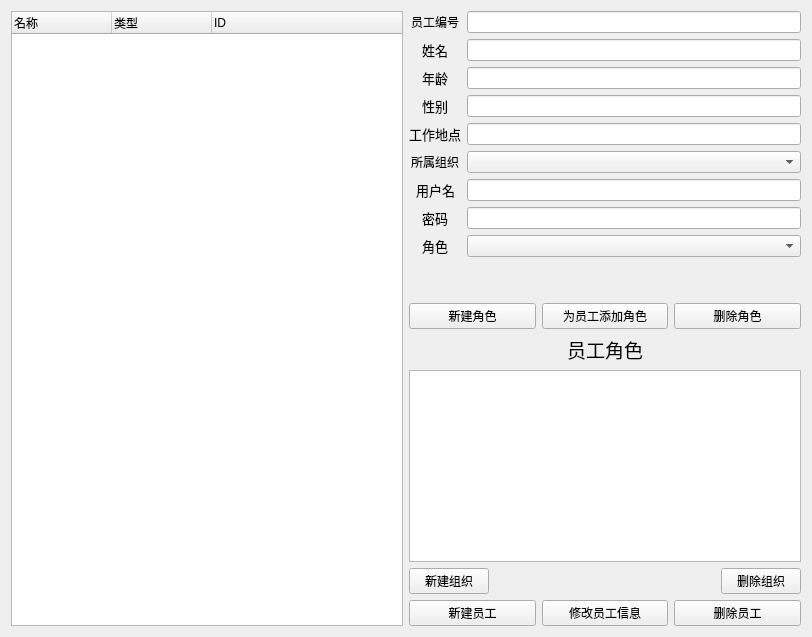
The window that xt/code/ui/Admin.ui (joker20020/ERP) describes before a commit, drawn with Qt 5.
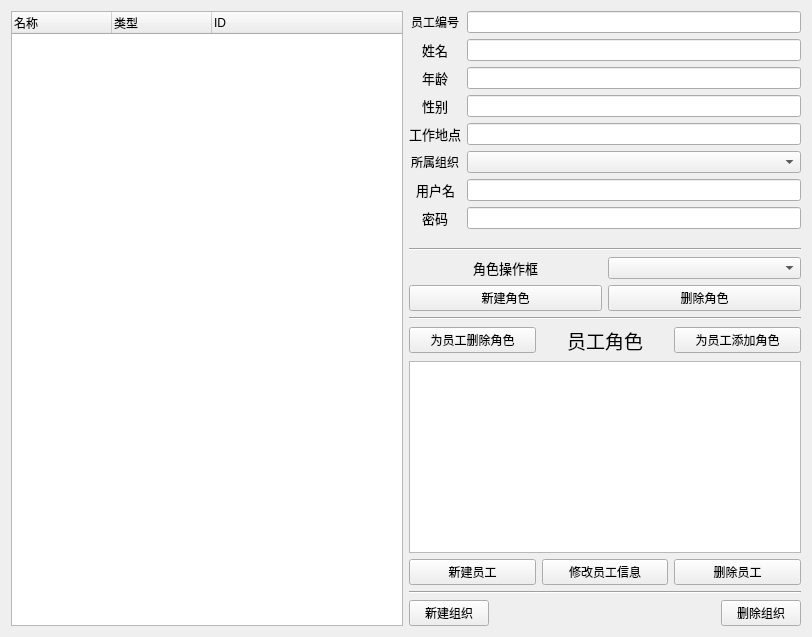
The same window after the commit.

The edit to the form file:
```diff
--- a/xt/code/ui/Admin.ui
+++ b/xt/code/ui/Admin.ui
@@ -41,7 +41,7 @@
     </layout>
    </item>
    <item>
-    <layout class="QVBoxLayout" name="verticalLayout_2" stretch="2,0,0,0,1,1">
+    <layout class="QVBoxLayout" name="verticalLayout_2" stretch="2,0,0,0,0,0,0,0,0,1">
      <item>
       <layout class="QFormLayout" name="formLayout_2">
        <property name="sizeConstraint">
@@ -51,39 +51,49 @@
         <set>Qt::AlignCenter</set>
        </property>
        <item row="1" column="0">
-        <widget class="QLabel" name="workerNameL">
-         <property name="font">
-          <font>
-           <pointsize>10</pointsize>
-          </font>
-         </property>
+        <widget class="QLabel" name="workerIDL">
          <property name="text">
-          <string>姓名</string>
-         </property>
-         <property name="alignment">
-          <set>Qt::AlignCenter</set>
+          <string>员工编号</string>
          </property>
         </widget>
        </item>
        <item row="1" column="1">
-        <widget class="QLineEdit" name="wokerName"/>
+        <widget class="QLineEdit" name="workerID"/>
        </item>
        <item row="2" column="0">
-        <widget class="QLabel" name="workerAgeL">
+        <widget class="QLabel" name="workerNameL">
          <property name="font">
           <font>
            <pointsize>10</pointsize>
           </font>
          </property>
          <property name="text">
-          <string>年龄</string>
+          <string>姓名</string>
+         </property>
+         <property name="alignment">
+          <set>Qt::AlignCenter</set>
          </property>
         </widget>
        </item>
        <item row="2" column="1">
-        <widget class="QLineEdit" name="workerAge_2"/>
+        <widget class="QLineEdit" name="workerName"/>
        </item>
        <item row="3" column="0">
+        <widget class="QLabel" name="workerAgeL">
+         <property name="font">
+          <font>
+           <pointsize>10</pointsize>
+          </font>
+         </property>
+         <property name="text">
+          <string>年龄</string>
+         </property>
+        </widget>
+       </item>
+       <item row="3" column="1">
+        <widget class="QLineEdit" name="workerAge"/>
+       </item>
+       <item row="4" column="0">
         <widget class="QLabel" name="workerGenderL">
          <property name="font">
           <font>
@@ -95,10 +105,10 @@
          </property>
         </widget>
        </item>
-       <item row="3" column="1">
+       <item row="4" column="1">
         <widget class="QLineEdit" name="workerGender"/>
        </item>
-       <item row="4" column="0">
+       <item row="5" column="0">
         <widget class="QLabel" name="workerPlaceL">
          <property name="font">
           <font>
@@ -110,10 +120,20 @@
          </property>
         </widget>
        </item>
-       <item row="4" column="1">
+       <item row="5" column="1">
         <widget class="QLineEdit" name="workerPlace"/>
        </item>
        <item row="6" column="0">
+        <widget class="QLabel" name="workerGroupL">
+         <property name="text">
+          <string>所属组织</string>
+         </property>
+        </widget>
+       </item>
+       <item row="6" column="1">
+        <widget class="QComboBox" name="workerGroup"/>
+       </item>
+       <item row="7" column="0">
         <widget class="QLabel" name="workerUserNameL">
          <property name="font">
           <font>
@@ -125,10 +145,10 @@
          </property>
         </widget>
        </item>
-       <item row="6" column="1">
+       <item row="7" column="1">
         <widget class="QLineEdit" name="workerUserName"/>
        </item>
-       <item row="7" column="0">
+       <item row="9" column="0">
         <widget class="QLabel" name="workerPasswordL">
          <property name="font">
           <font>
@@ -140,10 +160,21 @@
          </property>
         </widget>
        </item>
-       <item row="7" column="1">
+       <item row="9" column="1">
         <widget class="QLineEdit" name="workerPassword"/>
        </item>
-       <item row="8" column="0">
+      </layout>
+     </item>
+     <item>
+      <widget class="Line" name="line_3">
+       <property name="orientation">
+        <enum>Qt::Horizontal</enum>
+       </property>
+      </widget>
+     </item>
+     <item>
+      <layout class="QHBoxLayout" name="horizontalLayout_6">
+       <item>
         <widget class="QLabel" name="workerCharacterL">
          <property name="font">
           <font>
@@ -151,33 +182,16 @@
           </font>
          </property>
          <property name="text">
-          <string>角色</string>
+          <string>角色操作框</string>
+         </property>
+         <property name="alignment">
+          <set>Qt::AlignCenter</set>
          </property>
         </widget>
        </item>
-       <item row="8" column="1">
+       <item>
         <widget class="QComboBox" name="workerCharacter"/>
        </item>
-       <item row="5" column="0">
-        <widget class="QLabel" name="workerGroupL">
-         <property name="text">
-          <string>所属组织</string>
-         </property>
-        </widget>
-       </item>
-       <item row="5" column="1">
-        <widget class="QComboBox" name="workerGroup"/>
-       </item>
-       <item row="0" column="0">
-        <widget class="QLabel" name="workerIDL">
-         <property name="text">
-          <string>员工编号</string>
-         </property>
-        </widget>
-       </item>
-       <item row="0" column="1">
-        <widget class="QLineEdit" name="workerID"/>
-       </item>
       </layout>
      </item>
      <item>
@@ -189,13 +203,6 @@
          </property>
         </widget>
        </item>
-       <item>
-        <widget class="QPushButton" name="characteradd">
-         <property name="text">
-          <string>为员工添加角色</string>
-         </property>
-        </widget>
-       </item>
        <item>
         <widget class="QPushButton" name="characterRemove">
          <property name="text">
@@ -206,23 +213,80 @@
       </layout>
      </item>
      <item>
-      <widget class="QLabel" name="label">
-       <property name="font">
-        <font>
-         <pointsize>14</pointsize>
-        </font>
-       </property>
-       <property name="text">
-        <string>员工角色</string>
-       </property>
-       <property name="alignment">
-        <set>Qt::AlignCenter</set>
+      <widget class="Line" name="line">
+       <property name="orientation">
+        <enum>Qt::Horizontal</enum>
        </property>
       </widget>
      </item>
+     <item>
+      <layout class="QHBoxLayout" name="horizontalLayout_5">
+       <item>
+        <widget class="QPushButton" name="characterDelete">
+         <property name="text">
+          <string>为员工删除角色</string>
+         </property>
+        </widget>
+       </item>
+       <item>
+        <widget class="QLabel" name="label">
+         <property name="font">
+          <font>
+           <pointsize>14</pointsize>
+          </font>
+         </property>
+         <property name="text">
+          <string>员工角色</string>
+         </property>
+         <property name="alignment">
+          <set>Qt::AlignCenter</set>
+         </property>
+        </widget>
+       </item>
+       <item>
+        <widget class="QPushButton" name="characterAdd">
+         <property name="text">
+          <string>为员工添加角色</string>
+         </property>
+        </widget>
+       </item>
+      </layout>
+     </item>
      <item>
       <widget class="QListWidget" name="characterList"/>
      </item>
+     <item>
+      <layout class="QHBoxLayout" name="horizontalLayout_3">
+       <item>
+        <widget class="QPushButton" name="workerNew">
+         <property name="text">
+          <string>新建员工</string>
+         </property>
+        </widget>
+       </item>
+       <item>
+        <widget class="QPushButton" name="workerUpdate">
+         <property name="text">
+          <string>修改员工信息</string>
+         </property>
+        </widget>
+       </item>
+       <item>
+        <widget class="QPushButton" name="workerRemove">
+         <property name="text">
+          <string>删除员工</string>
+         </property>
+        </widget>
+       </item>
+      </layout>
+     </item>
+     <item>
+      <widget class="Line" name="line_2">
+       <property name="orientation">
+        <enum>Qt::Horizontal</enum>
+       </property>
+      </widget>
+     </item>
      <item>
       <layout class="QHBoxLayout" name="horizontalLayout_2">
        <item>
@@ -254,31 +318,6 @@
        </item>
       </layout>
      </item>
-     <item>
-      <layout class="QHBoxLayout" name="horizontalLayout_3">
-       <item>
-        <widget class="QPushButton" name="workerNew">
-         <property name="text">
-          <string>新建员工</string>
-         </property>
-        </widget>
-       </item>
-       <item>
-        <widget class="QPushButton" name="workerUpdate">
-         <property name="text">
-          <string>修改员工信息</string>
-         </property>
-        </widget>
-       </item>
-       <item>
-        <widget class="QPushButton" name="workerRemove">
-         <property name="text">
-          <string>删除员工</string>
-         </property>
-        </widget>
-       </item>
-      </layout>
-     </item>
     </layout>
    </item>
   </layout>
```
